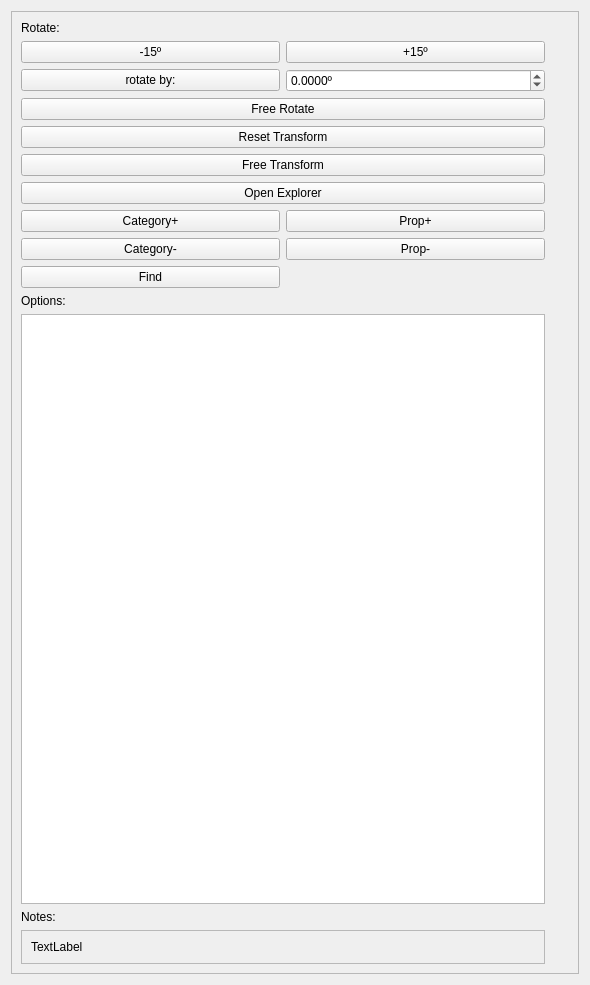
This is ui/uifiles/editors/props_A_T.ui in timofey260/RWE-Sharp as Qt 5 draws it before an edit. The edited form follows.
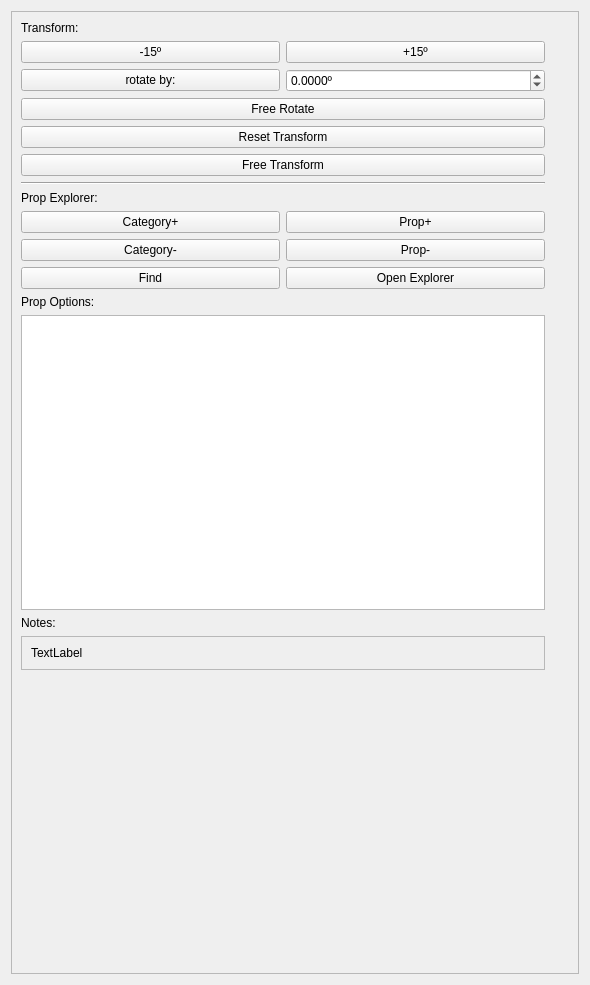
This is the edited form.

Commit message: props view ui color picker

```diff
--- a/ui/uifiles/editors/props_A_T.ui
+++ b/ui/uifiles/editors/props_A_T.ui
@@ -29,24 +29,29 @@
        </rect>
       </property>
       <layout class="QGridLayout" name="gridLayout_3">
-       <item row="9" column="0">
+       <item row="12" column="0">
+        <widget class="QTreeWidget" name="PropOptions">
+         <attribute name="headerVisible">
+          <bool>false</bool>
+         </attribute>
+         <column>
+          <property name="text">
+           <string notr="true">1</string>
+          </property>
+         </column>
+        </widget>
+       </item>
+       <item row="11" column="0">
         <widget class="QLabel" name="label">
          <property name="text">
-          <string>Options:</string>
+          <string>Prop Options:</string>
          </property>
         </widget>
        </item>
-       <item row="6" column="0">
-        <widget class="QPushButton" name="FreeTransform">
+       <item row="14" column="0">
+        <widget class="QLabel" name="label_2">
          <property name="text">
-          <string>Free Transform</string>
-         </property>
-        </widget>
-       </item>
-       <item row="0" column="0">
-        <widget class="QLabel" name="label_4">
-         <property name="text">
-          <string>Rotate:</string>
+          <string>Notes:</string>
          </property>
         </widget>
        </item>
@@ -57,29 +62,7 @@
          </property>
         </widget>
        </item>
-       <item row="11" column="0">
-        <widget class="QLabel" name="label_2">
-         <property name="text">
-          <string>Notes:</string>
-         </property>
-        </widget>
-       </item>
-       <item row="7" column="0">
-        <widget class="QPushButton" name="Explorer">
-         <property name="text">
-          <string>Open Explorer</string>
-         </property>
-        </widget>
-       </item>
-       <item row="10" column="1">
-        <widget class="QFrame" name="frame">
-         <property name="frameShape">
-          <enum>QFrame::Shape::NoFrame</enum>
-         </property>
-         <layout class="QGridLayout" name="gridLayout"/>
-        </widget>
-       </item>
-       <item row="12" column="0">
+       <item row="15" column="0">
         <widget class="QFrame" name="frame_2">
          <property name="frameShape">
           <enum>QFrame::Shape::StyledPanel</enum>
@@ -93,11 +76,21 @@
             <property name="text">
              <string>TextLabel</string>
             </property>
+            <property name="wordWrap">
+             <bool>true</bool>
+            </property>
            </widget>
           </item>
          </layout>
         </widget>
        </item>
+       <item row="6" column="0">
+        <widget class="QPushButton" name="FreeTransform">
+         <property name="text">
+          <string>Free Transform</string>
+         </property>
+        </widget>
+       </item>
        <item row="2" column="0">
         <widget class="QPushButton" name="FreeRotate">
          <property name="text">
@@ -106,15 +99,56 @@
         </widget>
        </item>
        <item row="10" column="0">
-        <widget class="QTreeWidget" name="PropOptions">
-         <attribute name="headerVisible">
-          <bool>false</bool>
-         </attribute>
-         <column>
-          <property name="text">
-           <string notr="true">1</string>
-          </property>
-         </column>
+        <layout class="QGridLayout" name="gridLayout_5">
+         <item row="1" column="0">
+          <widget class="QPushButton" name="CatPrev">
+           <property name="text">
+            <string>Category-</string>
+           </property>
+          </widget>
+         </item>
+         <item row="2" column="0">
+          <widget class="QPushButton" name="FindPE">
+           <property name="text">
+            <string>Find</string>
+           </property>
+          </widget>
+         </item>
+         <item row="0" column="2">
+          <widget class="QPushButton" name="PropNext">
+           <property name="text">
+            <string>Prop+</string>
+           </property>
+          </widget>
+         </item>
+         <item row="0" column="0">
+          <widget class="QPushButton" name="CatNext">
+           <property name="text">
+            <string>Category+</string>
+           </property>
+          </widget>
+         </item>
+         <item row="1" column="2">
+          <widget class="QPushButton" name="PropPrev">
+           <property name="text">
+            <string>Prop-</string>
+           </property>
+          </widget>
+         </item>
+         <item row="2" column="2">
+          <widget class="QPushButton" name="Explorer">
+           <property name="text">
+            <string>Open Explorer</string>
+           </property>
+          </widget>
+         </item>
+        </layout>
+       </item>
+       <item row="9" column="0">
+        <widget class="QLabel" name="label_3">
+         <property name="text">
+          <string>Prop Explorer:</string>
+         </property>
         </widget>
        </item>
        <item row="1" column="0">
@@ -161,44 +195,40 @@
          </item>
         </layout>
        </item>
+       <item row="12" column="1">
+        <widget class="QFrame" name="frame">
+         <property name="frameShape">
+          <enum>QFrame::Shape::NoFrame</enum>
+         </property>
+         <layout class="QGridLayout" name="gridLayout"/>
+        </widget>
+       </item>
        <item row="8" column="0">
-        <layout class="QGridLayout" name="gridLayout_5">
-         <item row="1" column="0">
-          <widget class="QPushButton" name="CatPrev">
-           <property name="text">
-            <string>Category-</string>
-           </property>
-          </widget>
-         </item>
-         <item row="2" column="0">
-          <widget class="QPushButton" name="FindPE">
-           <property name="text">
-            <string>Find</string>
-           </property>
-          </widget>
-         </item>
-         <item row="0" column="2">
-          <widget class="QPushButton" name="PropNext">
-           <property name="text">
-            <string>Prop+</string>
-           </property>
-          </widget>
-         </item>
-         <item row="0" column="0">
-          <widget class="QPushButton" name="CatNext">
-           <property name="text">
-            <string>Category+</string>
-           </property>
-          </widget>
-         </item>
-         <item row="1" column="2">
-          <widget class="QPushButton" name="PropPrev">
-           <property name="text">
-            <string>Prop-</string>
-           </property>
-          </widget>
-         </item>
-        </layout>
+        <widget class="Line" name="line">
+         <property name="orientation">
+          <enum>Qt::Orientation::Horizontal</enum>
+         </property>
+        </widget>
+       </item>
+       <item row="0" column="0">
+        <widget class="QLabel" name="label_4">
+         <property name="text">
+          <string>Transform:</string>
+         </property>
+        </widget>
+       </item>
+       <item row="16" column="0">
+        <spacer name="verticalSpacer">
+         <property name="orientation">
+          <enum>Qt::Orientation::Vertical</enum>
+         </property>
+         <property name="sizeHint" stdset="0">
+          <size>
+           <width>20</width>
+           <height>40</height>
+          </size>
+         </property>
+        </spacer>
        </item>
       </layout>
      </widget>
```
The commit also changes 13 other files.
